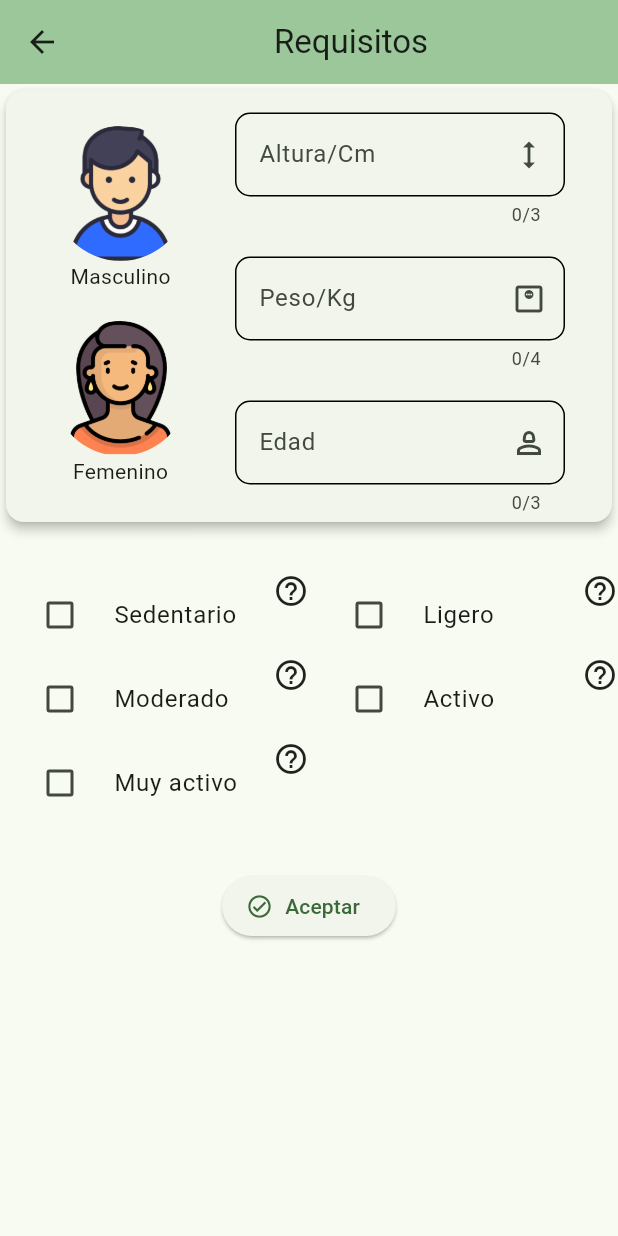
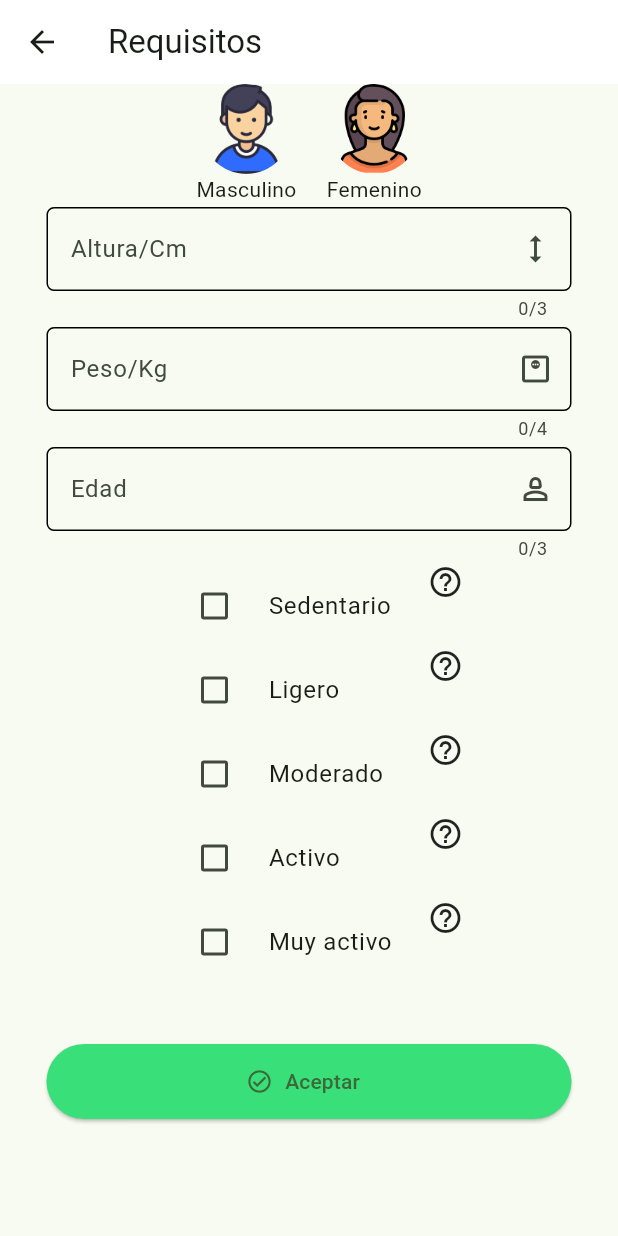
Before and after one commit to josejesus3/VitacoraCalorias, a Flutter app: the screen it shows after launch, on a phone screen of 412 x 824 dp. Run offline on Flutter 3.47's test engine with Material 3 defaults, Android fonts, the phone set to English and light mode, and no system bars; drawn by our look-alikes of percent_indicator; our stand-ins replace animate_do, go_router, shared_preferences.

Commit message:
new_interfaz

```diff
--- a/lib/presentation/screen/page_view_requisitos.dart
+++ b/lib/presentation/screen/page_view_requisitos.dart
@@ -10,25 +10,27 @@ class PageViewRequisitos extends StatefulWidget {
 }
 
 class _PageViewRequisitosState extends State<PageViewRequisitos> {
-
   @override
   Widget build(BuildContext context) {
-    PageController _controller= PageController();
+    PageController _controller = PageController();
     return Scaffold(
       appBar: AppBar(
-        title: const Center(
-          child: Text('Requisitos'),
-        ),
+        backgroundColor: Colors.white,
+        title: const Text('Requisitos'),
       ),
       body: Stack(
         children: [
           PageView(
             physics: const NeverScrollableScrollPhysics(),
             pageSnapping: false,
-           controller: _controller,
-            children:  [
-              CalculadorCalorias(controller: _controller,),
-               ResultadoPersonal(controller: _controller,),
+            controller: _controller,
+            children: [
+              CalculadorCalorias(
+                controller: _controller,
+              ),
+              ResultadoPersonal(
+                controller: _controller,
+              ),
             ],
           )
         ],
--- a/lib/presentation/widget/calculadora_calorias.dart
+++ b/lib/presentation/widget/calculadora_calorias.dart
@@ -35,12 +35,8 @@ class _CalculadorCaloriasState extends State<CalculadorCalorias> {
     return SingleChildScrollView(
       child: Column(
         children: [
-          Card(
-            elevation: 3,
-            child: Row(
-              children: [
-                const Spacer(),
-                Column(
+          Row(
+            mainAxisAlignment: MainAxisAlignment.center,
             children: [
               _IconoCirculo(
                 imagenLocal: 'assets/iconHombre.png',
@@ -52,7 +48,7 @@ class _CalculadorCaloriasState extends State<CalculadorCalorias> {
                 providerGlobal: colorActiveMasculino,
               ),
               const SizedBox(
-                      height: 20,
+                width: 20,
               ),
               _IconoCirculo(
                 imagenLocal: 'assets/iconMujer.png',
@@ -65,9 +61,6 @@ class _CalculadorCaloriasState extends State<CalculadorCalorias> {
               ),
             ],
           ),
-                const Spacer(),
-                Column(
-                  children: [
           _FormularioRegistro(
             nombreCampo: 'Altura/Cm',
             textController: alturaController,
@@ -92,17 +85,6 @@ class _CalculadorCaloriasState extends State<CalculadorCalorias> {
             errorText: 'Ingresar edad mayor a 3 años y menor a 80',
             maxLength: 3,
           ),
-                  ],
-                ),
-                const Spacer()
-              ],
-            ),
-          ),
-          const SizedBox(
-            height: 30,
-          ),
-          Wrap(
-            children: [
           _CheckBoxGet(
             title: 'Sedentario',
             message: 'poco o ningun ejercicio',
@@ -144,10 +126,8 @@ class _CalculadorCaloriasState extends State<CalculadorCalorias> {
               providerGlobal.updateCheckbox(4, value);
             },
           ),
-            ],
-          ),
           const SizedBox(
-            height: 30,
+            height: 40,
           ),
           _BotonesConfirmacion(
             onPressed: () {
@@ -169,103 +149,10 @@ class _CalculadorCaloriasState extends State<CalculadorCalorias> {
             title: 'Aceptar',
             icon: Icons.check_circle_outlined,
           ),
-          const SizedBox(
-            width: 10,
-          ),
         ],
       ),
     );
   }
-
-  /*void validaciones(
-      {required int altura,
-      required double peso,
-      required int edad,
-      required int? checkBox,
-      required bool colorFemenino,
-      required bool colorMasculino}) {
-    final calculo = context.read<FormulaProvider>();
-    double valor = 0.0;
-    double valorGenero = 0.0;
-    if (altura <= 0) {
-      focusAltura.requestFocus(); // Enfoca el campo donde falta altura
-
-      return;
-    }
-
-    if (peso <= 0) {
-      focusPeso.requestFocus(); // Enfoca el campo donde falta peso
-
-      return;
-    }
-
-    if (edad < 3) {
-      focusEdad.requestFocus(); // Enfoca el campo donde falta edad
-
-      return;
-    }
-
-    if (colorFemenino == false && colorMasculino == false) {
-// Enfoca el campo donde falta colorFemenino
-      showSnackBar(context, Icons.color_lens_outlined, 'Femenino/Masculino',
-          'Elegir un Genero');
-      return;
-    } else {}
-    if (checkBox == null) {
-      // Enfoca el campo donde falta checkBox
-      showSnackBar(context, Icons.check_box_outlined, 'Marcar Casilla',
-          'Debes elegir entre uno de \nlos gastos energeticos');
-      return;
-    } else {
-      switch (checkBox) {
-        case 0:
-          valor = 1.2;
-          break;
-        case 1:
-          valor = 1.375;
-          break;
-        case 2:
-          valor = 1.55;
-          break;
-        case 3:
-          valor = 1.725;
-          break;
-        case 4:
-          valor = 1.9;
-          break;
-        // Agrega más casos según necesites
-        default:
-          break;
-      }
-    }
-
-    ///MB MASCULINO
-    if (colorMasculino == true && edad >= 18 && edad <= 30) {
-      valorGenero = 88.362;
-    } else if (colorMasculino == true && edad >= 31 && edad <= 50) {
-      valorGenero = 879;
-    } else if (colorMasculino == true && edad >= 51 && edad <= 80) {
-      valorGenero = 487.6;
-    }
-
-    ///MB FEMENINO
-    if (colorFemenino == true && edad >= 18 && edad <= 30) {
-      valorGenero = 447.593;
-    } else if (colorFemenino == true && edad >= 31 && edad <= 50) {
-      valorGenero = 795;
-    } else if (colorFemenino == true && edad >= 51 && edad <= 80) {
-      valorGenero = 593;
-    }
-
-    widget.controller.nextPage(
-        duration: const Duration(milliseconds: 420), curve: Curves.easeInCirc);
-    calculo.calcular(
-        nuevaAltura: altura,
-        nuevoPeso: peso,
-        nuevaEdad: edad,
-        nuevaGET: valor,
-        nuevaMB: valorGenero);
-  }*/
 }
 
 class _BotonesConfirmacion extends StatelessWidget {
@@ -281,6 +168,12 @@ class _BotonesConfirmacion extends StatelessWidget {
   @override
   Widget build(BuildContext context) {
     return ElevatedButton.icon(
+      style: ButtonStyle(
+        backgroundColor: const MaterialStatePropertyAll(
+          Color(0xFF39E079),
+        ),
+        minimumSize: MaterialStateProperty.all(const Size(350, 50)),
+      ),
       onPressed: onPressed,
       icon: Icon(icon),
       label: Text(title),
@@ -348,12 +241,12 @@ class _FormularioRegistro extends StatelessWidget {
   @override
   Widget build(BuildContext context) {
     final OutlineInputBorder inputBorder = OutlineInputBorder(
-        borderRadius: BorderRadius.circular(10),
+        borderRadius: BorderRadius.circular(5),
         borderSide: const BorderSide(color: Colors.black));
     return Padding(
-      padding: const EdgeInsets.only(top: 15, bottom: 5),
+      padding: const EdgeInsets.symmetric(vertical: 2),
       child: SizedBox(
-        width: 220,
+        width: 350,
         child: TextField(
           controller: textController,
           focusNode: focus,
@@ -398,7 +291,7 @@ class _IconoCirculo extends StatelessWidget {
         children: [
           CircleAvatar(
             backgroundImage: AssetImage(imagenLocal),
-            maxRadius: 45,
+            maxRadius: 30,
             backgroundColor: providerGlobal == true
                 ? const Color.fromARGB(122, 56, 142, 60)
                 : Colors.transparent,
```
Lines whose indentation alone changed are shown as unchanged.
